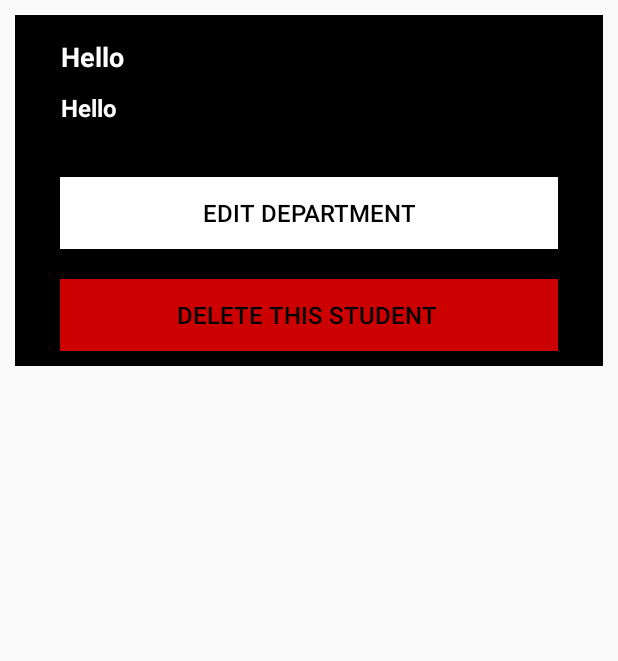
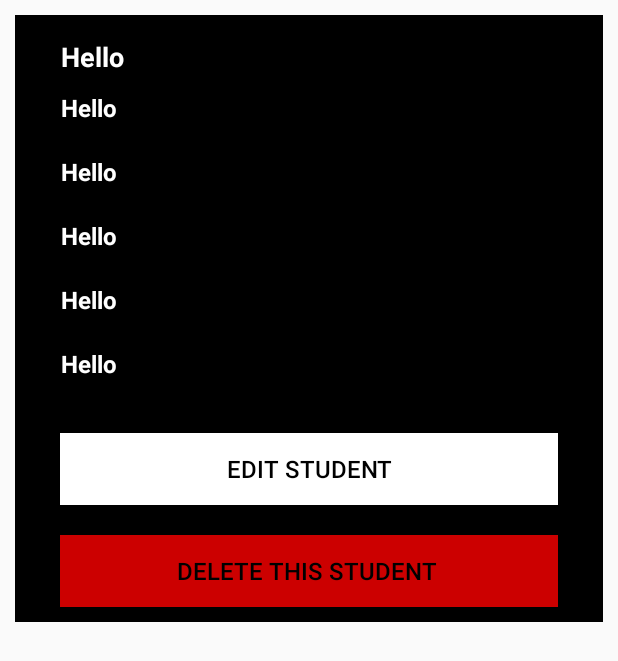
Before and after one commit to AlaaElden98/CollegeSystem, an Android app: the layout student_one_item_layout.xml on its own in the app's theme, with its tools: preview values and no code run, on a phone screen of 412 x 824 dp. Shown: the top 661 px of the screen. Run offline under Robolectric (Android 15) with nearby library versions, the phone set to English and light mode, and no system bars.

Commit message:
edit student data

```diff
--- a/app/src/main/AndroidManifest.xml
+++ b/app/src/main/AndroidManifest.xml
@@ -13,7 +13,7 @@
         android:supportsRtl="true"
         android:theme="@style/AppTheme">
         <activity android:name=".BarCodePackageForTest.BarCodeActivity"></activity>
-        <activity android:name=".show_data_student" />
+        <activity android:name=".EditStudentData" />
         <activity android:name=".EditDepartmentData" />
         <activity android:name=".ShowAllStudentActivity" />
         <activity android:name=".ShowDepartmentActivity" />
--- a/app/src/main/res/layout/student_one_item_layout.xml
+++ b/app/src/main/res/layout/student_one_item_layout.xml
@@ -37,18 +37,70 @@
             android:textColor="@android:color/white"
             android:textSize="16sp"
             android:textStyle="bold" />
+        <TextView
+            android:id="@+id/studentpassowrd"
+            android:layout_width="match_parent"
+            android:layout_height="wrap_content"
+            android:layout_below="@+id/studentNationalId"
+            android:layout_margin="5dp"
+            android:paddingLeft="15dp"
 
+            android:paddingBottom="10dp"
+            android:text="Hello"
+            android:textColor="@android:color/white"
+            android:textSize="16sp"
+            android:textStyle="bold" />
+        <TextView
+            android:id="@+id/studentseatNumber"
+            android:layout_width="match_parent"
+            android:layout_height="wrap_content"
+            android:layout_below="@+id/studentpassowrd"
+            android:layout_margin="5dp"
+            android:paddingLeft="15dp"
+
+            android:paddingBottom="10dp"
+            android:text="Hello"
+            android:textColor="@android:color/white"
+            android:textSize="16sp"
+            android:textStyle="bold" />
+        <TextView
+            android:id="@+id/studentspecialize"
+            android:layout_width="match_parent"
+            android:layout_height="wrap_content"
+            android:layout_below="@+id/studentseatNumber"
+            android:layout_margin="5dp"
+            android:paddingLeft="15dp"
+
+            android:paddingBottom="10dp"
+            android:text="Hello"
+            android:textColor="@android:color/white"
+            android:textSize="16sp"
+            android:textStyle="bold" />
+
+        <TextView
+            android:id="@+id/studenttotal"
+            android:layout_width="match_parent"
+            android:layout_height="wrap_content"
+            android:layout_below="@+id/studentspecialize"
+            android:layout_margin="5dp"
+            android:paddingLeft="15dp"
+
+            android:paddingBottom="10dp"
+            android:text="Hello"
+            android:textColor="@android:color/white"
+            android:textSize="16sp"
+            android:textStyle="bold" />
 
         <Button
             android:id="@+id/show_all_Student_btn"
             android:layout_width="match_parent"
             android:layout_height="wrap_content"
-            android:layout_below="@+id/studentNationalId"
+            android:layout_below="@+id/studenttotal"
             android:layout_marginLeft="20dp"
             android:layout_marginTop="20dp"
             android:layout_marginRight="20dp"
             android:background="@android:color/white"
-            android:text="Edit department"
+            android:text="Edit Student"
             android:textColor="@color/colorPrimaryDark"
             android:textSize="16sp" />
 
```
Also changed, not shown: app/src/main/java/com/usama/runtime/EditStudentData.java (added, +96 -0 lines), app/src/main/java/com/usama/runtime/ShowAllStudentActivity.java (+10 -5 lines), app/src/main/java/com/usama/runtime/show_data_student.java (deleted, +0 -28 lines), app/src/main/res/layout/activity_edit_student_data.xml (added, +93 -0 lines), app/src/main/res/layout/activity_show_data_student.xml (deleted, +0 -92 lines).
